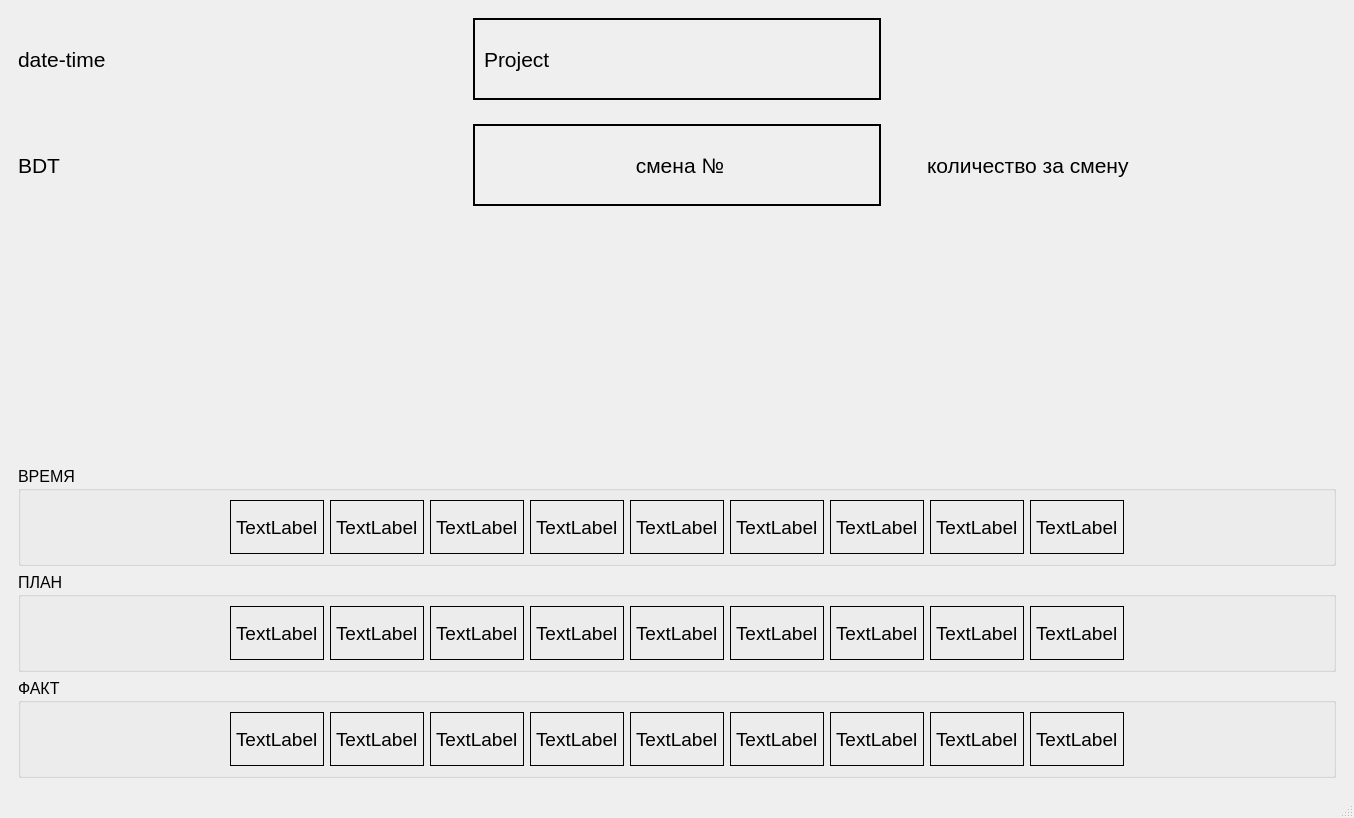
The window that MainWindow.ui (ignik86/RobotTCP) describes before a commit, drawn with Qt 5.
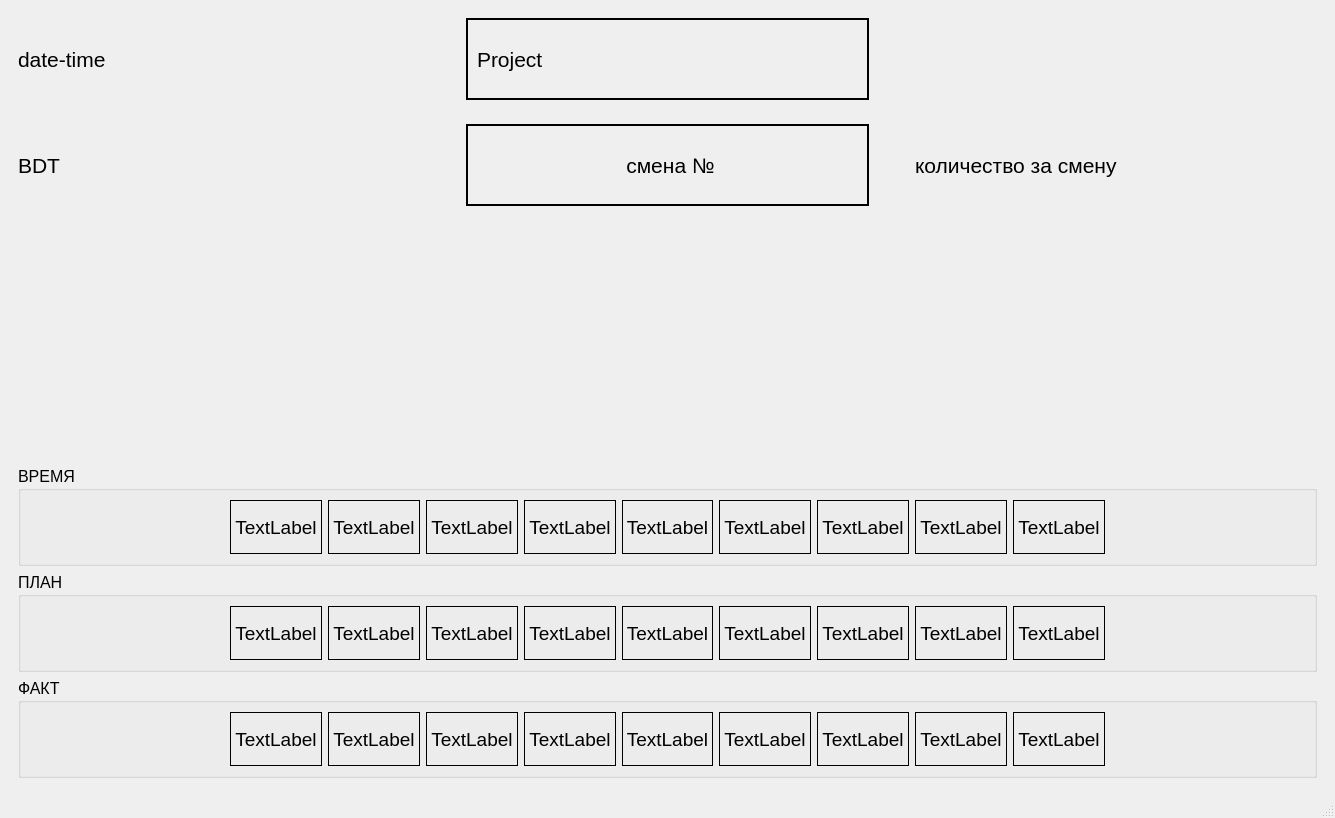
The same window after the commit.

What changed in the file:
```diff
--- a/MainWindow.ui
+++ b/MainWindow.ui
@@ -6,7 +6,7 @@
    <rect>
     <x>0</x>
     <y>0</y>
-    <width>991</width>
+    <width>1335</width>
     <height>818</height>
    </rect>
   </property>
@@ -246,10 +246,7 @@
      <widget class="QWidget" name="horizontalWidget_3" native="true">
       <layout class="QVBoxLayout" name="verticalLayout_2">
        <item>
-        <widget class="QWidget" name="graph" native="true">
-         <zorder>horizontalWidget</zorder>
-         <zorder>horizontalGroupBox</zorder>
-        </widget>
+        <widget class="QWidget" name="graph" native="true"/>
        </item>
        <item>
         <widget class="QGroupBox" name="horizontalGroupBox">
@@ -303,20 +300,8 @@
             <property name="text">
              <string>TextLabel</string>
             </property>
-           </widget>
-          </item>
-          <item>
-           <widget class="QLabel" name="time_label_8">
-            <property name="font">
-             <font>
-              <pointsize>14</pointsize>
-             </font>
-            </property>
-            <property name="frameShape">
-             <enum>QFrame::Panel</enum>
-            </property>
-            <property name="text">
-             <string>TextLabel</string>
+            <property name="alignment">
+             <set>Qt::AlignCenter</set>
             </property>
            </widget>
           </item>
@@ -333,10 +318,13 @@
             <property name="text">
              <string>TextLabel</string>
             </property>
+            <property name="alignment">
+             <set>Qt::AlignCenter</set>
+            </property>
            </widget>
           </item>
           <item>
-           <widget class="QLabel" name="time_label_6">
+           <widget class="QLabel" name="time_label_3">
             <property name="font">
              <font>
               <pointsize>14</pointsize>
@@ -347,6 +335,27 @@
             </property>
             <property name="text">
              <string>TextLabel</string>
+            </property>
+            <property name="alignment">
+             <set>Qt::AlignCenter</set>
+            </property>
+           </widget>
+          </item>
+          <item>
+           <widget class="QLabel" name="time_label_4">
+            <property name="font">
+             <font>
+              <pointsize>14</pointsize>
+             </font>
+            </property>
+            <property name="frameShape">
+             <enum>QFrame::Panel</enum>
+            </property>
+            <property name="text">
+             <string>TextLabel</string>
+            </property>
+            <property name="alignment">
+             <set>Qt::AlignCenter</set>
             </property>
            </widget>
           </item>
@@ -363,6 +372,27 @@
             <property name="text">
              <string>TextLabel</string>
             </property>
+            <property name="alignment">
+             <set>Qt::AlignCenter</set>
+            </property>
+           </widget>
+          </item>
+          <item>
+           <widget class="QLabel" name="time_label_6">
+            <property name="font">
+             <font>
+              <pointsize>14</pointsize>
+             </font>
+            </property>
+            <property name="frameShape">
+             <enum>QFrame::Panel</enum>
+            </property>
+            <property name="text">
+             <string>TextLabel</string>
+            </property>
+            <property name="alignment">
+             <set>Qt::AlignCenter</set>
+            </property>
            </widget>
           </item>
           <item>
@@ -378,6 +408,27 @@
             <property name="text">
              <string>TextLabel</string>
             </property>
+            <property name="alignment">
+             <set>Qt::AlignCenter</set>
+            </property>
+           </widget>
+          </item>
+          <item>
+           <widget class="QLabel" name="time_label_8">
+            <property name="font">
+             <font>
+              <pointsize>14</pointsize>
+             </font>
+            </property>
+            <property name="frameShape">
+             <enum>QFrame::Panel</enum>
+            </property>
+            <property name="text">
+             <string>TextLabel</string>
+            </property>
+            <property name="alignment">
+             <set>Qt::AlignCenter</set>
+            </property>
            </widget>
           </item>
           <item>
@@ -393,35 +444,8 @@
             <property name="text">
              <string>TextLabel</string>
             </property>
-           </widget>
-          </item>
-          <item>
-           <widget class="QLabel" name="time_label_3">
-            <property name="font">
-             <font>
-              <pointsize>14</pointsize>
-             </font>
-            </property>
-            <property name="frameShape">
-             <enum>QFrame::Panel</enum>
-            </property>
-            <property name="text">
-             <string>TextLabel</string>
-            </property>
-           </widget>
-          </item>
-          <item>
-           <widget class="QLabel" name="time_label_4">
-            <property name="font">
-             <font>
-              <pointsize>14</pointsize>
-             </font>
-            </property>
-            <property name="frameShape">
-             <enum>QFrame::Panel</enum>
-            </property>
-            <property name="text">
-             <string>TextLabel</string>
+            <property name="alignment">
+             <set>Qt::AlignCenter</set>
             </property>
            </widget>
           </item>
@@ -496,6 +520,9 @@
             <property name="text">
              <string>TextLabel</string>
             </property>
+            <property name="alignment">
+             <set>Qt::AlignCenter</set>
+            </property>
            </widget>
           </item>
           <item>
@@ -511,6 +538,9 @@
             <property name="text">
              <string>TextLabel</string>
             </property>
+            <property name="alignment">
+             <set>Qt::AlignCenter</set>
+            </property>
            </widget>
           </item>
           <item>
@@ -526,6 +556,9 @@
             <property name="text">
              <string>TextLabel</string>
             </property>
+            <property name="alignment">
+             <set>Qt::AlignCenter</set>
+            </property>
            </widget>
           </item>
           <item>
@@ -541,6 +574,9 @@
             <property name="text">
              <string>TextLabel</string>
             </property>
+            <property name="alignment">
+             <set>Qt::AlignCenter</set>
+            </property>
            </widget>
           </item>
           <item>
@@ -556,6 +592,9 @@
             <property name="text">
              <string>TextLabel</string>
             </property>
+            <property name="alignment">
+             <set>Qt::AlignCenter</set>
+            </property>
            </widget>
           </item>
           <item>
@@ -571,6 +610,9 @@
             <property name="text">
              <string>TextLabel</string>
             </property>
+            <property name="alignment">
+             <set>Qt::AlignCenter</set>
+            </property>
            </widget>
           </item>
           <item>
@@ -586,6 +628,9 @@
             <property name="text">
              <string>TextLabel</string>
             </property>
+            <property name="alignment">
+             <set>Qt::AlignCenter</set>
+            </property>
            </widget>
           </item>
           <item>
@@ -601,6 +646,9 @@
             <property name="text">
              <string>TextLabel</string>
             </property>
+            <property name="alignment">
+             <set>Qt::AlignCenter</set>
+            </property>
            </widget>
           </item>
           <item>
@@ -616,6 +664,9 @@
             <property name="text">
              <string>TextLabel</string>
             </property>
+            <property name="alignment">
+             <set>Qt::AlignCenter</set>
+            </property>
            </widget>
           </item>
           <item>
@@ -689,6 +740,9 @@
             <property name="text">
              <string>TextLabel</string>
             </property>
+            <property name="alignment">
+             <set>Qt::AlignCenter</set>
+            </property>
            </widget>
           </item>
           <item>
@@ -704,6 +758,9 @@
             <property name="text">
              <string>TextLabel</string>
             </property>
+            <property name="alignment">
+             <set>Qt::AlignCenter</set>
+            </property>
            </widget>
           </item>
           <item>
@@ -719,6 +776,9 @@
             <property name="text">
              <string>TextLabel</string>
             </property>
+            <property name="alignment">
+             <set>Qt::AlignCenter</set>
+            </property>
            </widget>
           </item>
           <item>
@@ -734,6 +794,9 @@
             <property name="text">
              <string>TextLabel</string>
             </property>
+            <property name="alignment">
+             <set>Qt::AlignCenter</set>
+            </property>
            </widget>
           </item>
           <item>
@@ -749,6 +812,9 @@
             <property name="text">
              <string>TextLabel</string>
             </property>
+            <property name="alignment">
+             <set>Qt::AlignCenter</set>
+            </property>
            </widget>
           </item>
           <item>
@@ -764,6 +830,9 @@
             <property name="text">
              <string>TextLabel</string>
             </property>
+            <property name="alignment">
+             <set>Qt::AlignCenter</set>
+            </property>
            </widget>
           </item>
           <item>
@@ -779,6 +848,9 @@
             <property name="text">
              <string>TextLabel</string>
             </property>
+            <property name="alignment">
+             <set>Qt::AlignCenter</set>
+            </property>
            </widget>
           </item>
           <item>
@@ -794,6 +866,9 @@
             <property name="text">
              <string>TextLabel</string>
             </property>
+            <property name="alignment">
+             <set>Qt::AlignCenter</set>
+            </property>
            </widget>
           </item>
           <item>
@@ -809,6 +884,9 @@
             <property name="text">
              <string>TextLabel</string>
             </property>
+            <property name="alignment">
+             <set>Qt::AlignCenter</set>
+            </property>
            </widget>
           </item>
           <item>
```
Left out of the diff: 4 changed lines with no effect on the pictures.
